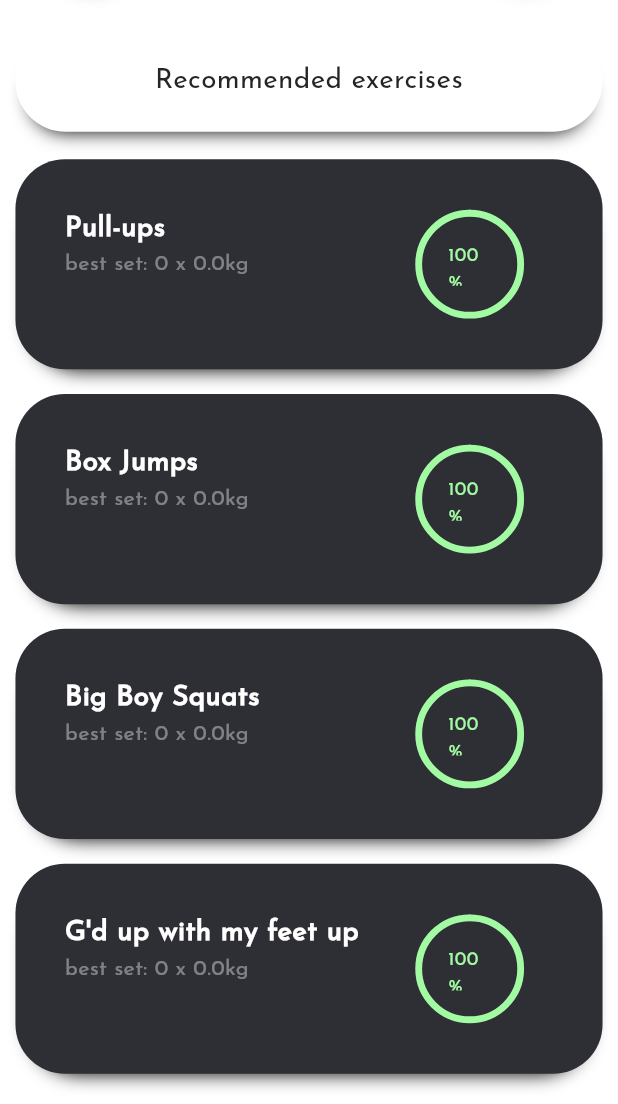
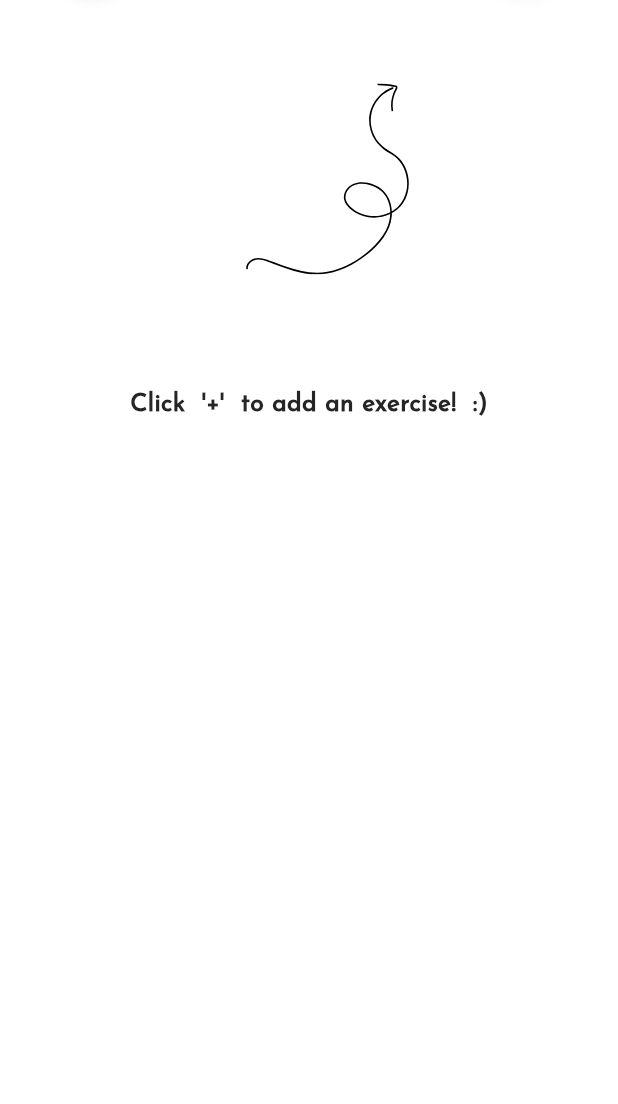
Before and after one commit to badbryany/Flexify, a Flutter app: the screen it shows after launch, scrolled down 114 dp, after a tap on "Start Workout:", on a phone screen of 412 x 824 dp, the part 132-1236 px from its top. Run offline on Flutter 3.47's test engine with Material 3 defaults, Android fonts, the phone set to English and light mode, and no system bars; drawn by our look-alikes of google_nav_bar; our stand-ins replace fl_chart, flutter_svg, page_transition, sqflite; accounts and stored records are empty.

Commit message:
changed a some small designs and musclerecovery bug fixed

```diff
--- a/lib/pages/workout/exercisesPage/exercisesPage.dart
+++ b/lib/pages/workout/exercisesPage/exercisesPage.dart
@@ -7,6 +7,7 @@ import 'package:flexify/data/exerciseModels.dart';
 import 'package:flexify/data/dummyExercises.dart' as dummyExercises;
 import 'package:flexify/data/globalVariables.dart' as global;
 import 'package:page_transition/page_transition.dart';
+import 'package:flutter_svg/flutter_svg.dart';
 
 class ExercisesPage extends StatefulWidget {
   const ExercisesPage({
@@ -22,8 +23,6 @@ class ExercisesPage extends StatefulWidget {
 
 class _ExercisesPageState extends State<ExercisesPage> {
   List<Exercise> exercises = [];
-  List<Exercise> exerciseRecommendations =
-      List.from(dummyExercises.dummyRecommendedExercises);
 
   List<Exercise> searchRecommendations = List.from(dummyExercises.gymExercises);
 
@@ -63,7 +62,7 @@ class _ExercisesPageState extends State<ExercisesPage> {
 
   @override
   Widget build(BuildContext context) {
-    var animSearchBar = AnimSearchBar(
+    Widget animSearchBar = AnimSearchBar(
       color: Theme.of(context).scaffoldBackgroundColor,
       helpText: 'Add exercise',
       width:
@@ -165,31 +164,67 @@ class _ExercisesPageState extends State<ExercisesPage> {
                   ],
                 ),
               ),
-              _searchBarOpen == 0
-                  ? AnimatedContainer(
-                      duration: global.standardAnimationDuration,
-                      child: Column(
+              AnimatedSwitcher(
+                duration: Duration(seconds: 3),
+                key: ValueKey(_searchBarOpen),
+                transitionBuilder: (child, animation) => ScaleTransition(
+                  scale: animation,
+                  child: child,
+                ),
+                child: _searchBarOpen == 0
+                    ? Column(
+                        key: ValueKey(_searchBarOpen),
                         children: [
-                          const Heading(title: 'Recommended exercises'),
-                          ...exerciseRecommendations.map(
-                            (e) => ExerciseButton(
-                              exercise: e,
-                              reload: getData,
-                              sets: sets,
+                          ...(exercises.isEmpty
+                              ? [
+                                  Column(
+                                    children: [
+                                      Padding(
+                                        padding: EdgeInsets.only(
+                                          right: MediaQuery.of(context)
+                                                  .size
+                                                  .width *
+                                              0.1,
+                                        ),
+                                        child: SvgPicture.asset(
+                                            'assets/Squiggly Arrow.svg',
+                                            width: MediaQuery.of(context)
+                                                    .size
+                                                    .width *
+                                                0.8,
+                                            height: MediaQuery.of(context)
+                                                    .size
+                                                    .width *
+                                                0.6),
+                                      ),
+                                    ],
+                                  ),
+                                  Center(
+                                    child: Text(
+                                      'Click  \'+\'  to add an exercise!  :)',
+                                      style: TextStyle(
+                                        fontWeight: FontWeight.bold,
+                                        fontSize:
+                                            MediaQuery.of(context).size.width *
+                                                0.04,
                                       ),
                                     ),
-                          const Heading(title: 'Other exercises'),
+                                  )
+                                ]
+                              : [
+                                  const Heading(title: 'your exercises'),
                                   ...exercises.map(
                                     (e) => ExerciseButton(
                                       exercise: e,
                                       reload: getData,
                                       sets: sets,
                                     ),
-                          ),
+                                  )
+                                ]),
                         ],
-                      ),
                       )
                     : Column(
+                        key: ValueKey(_searchBarOpen),
                         children: [
                           SizedBox(
                             width: MediaQuery.of(context).size.width *
@@ -223,7 +258,8 @@ class _ExercisesPageState extends State<ExercisesPage> {
                                                   searchRecommendations[index]
                                                       .name),
                                           exerciseName:
-                                            searchRecommendations[index].name),
+                                              searchRecommendations[index]
+                                                  .name),
                                       type: PageTransitionType.rightToLeft,
                                     ),
                                   );
@@ -233,6 +269,7 @@ class _ExercisesPageState extends State<ExercisesPage> {
                           ),
                         ],
                       ),
+              ),
             ],
           ),
         ),
--- a/lib/pages/workout/exercisesPage/widgets/Heading.dart
+++ b/lib/pages/workout/exercisesPage/widgets/Heading.dart
@@ -18,15 +18,8 @@ class Heading extends StatelessWidget {
       width: MediaQuery.of(context).size.width * global.containerWidthFactor,
       decoration: BoxDecoration(
         color: Theme.of(context).scaffoldBackgroundColor,
-        borderRadius: BorderRadius.circular(global.borderRadius),
-        boxShadow: [
-          BoxShadow(
-            color: Theme.of(context).focusColor,
-            spreadRadius: -10.0,
-            blurRadius: 10.0,
-            offset: const Offset(0, 10.0),
-          )
-        ],
+        borderRadius: BorderRadius.circular(global.borderRadius - 10),
+        boxShadow: [global.lightShadow],
       ),
       child: Text(
         title,
--- a/lib/pages/workout/exercisesPage/widgets/exerciseButton.dart
+++ b/lib/pages/workout/exercisesPage/widgets/exerciseButton.dart
@@ -89,6 +89,7 @@ class _ExerciseButtonState extends State<ExerciseButton> {
         duration: const Duration(milliseconds: 150),
         alignment:
             thresholdReached ? Alignment.centerLeft : Alignment.centerRight,
+        margin: EdgeInsets.all(MediaQuery.of(context).size.width * 0.02),
         padding: thresholdReached
             ? EdgeInsets.only(
                 left: max(
@@ -176,20 +177,12 @@ class _ExerciseButtonState extends State<ExerciseButton> {
             width:
                 MediaQuery.of(context).size.width * global.containerWidthFactor,
             height: MediaQuery.of(context).size.width * 0.34,
+            margin: EdgeInsets.all(MediaQuery.of(context).size.width * 0.02),
             padding: EdgeInsets.all(MediaQuery.of(context).size.width * 0.08),
-            margin: EdgeInsets.all(MediaQuery.of(context).size.width * 0.02),
             decoration: BoxDecoration(
-              borderRadius: BorderRadius.circular(
-                  MediaQuery.of(context).size.width * 0.08),
+              borderRadius: BorderRadius.circular(global.borderRadius),
               color: Theme.of(context).colorScheme.background,
-              boxShadow: [
-                BoxShadow(
-                  color: Theme.of(context).focusColor,
-                  spreadRadius: -10.0,
-                  blurRadius: 10.0,
-                  offset: const Offset(0, 10.0),
-                )
-              ],
+              boxShadow: [global.darkShadow],
             ),
             child: Row(
               mainAxisAlignment: MainAxisAlignment.spaceBetween,
@@ -204,7 +197,7 @@ class _ExerciseButtonState extends State<ExerciseButton> {
                         name,
                         style: TextStyle(
                           color: Theme.of(context).scaffoldBackgroundColor,
-                          fontSize: MediaQuery.of(context).size.width * 0.045,
+                          fontSize: MediaQuery.of(context).size.width * 0.05,
                           fontWeight: FontWeight.bold,
                         ),
                       ),
@@ -239,8 +232,8 @@ class _ExerciseButtonState extends State<ExerciseButton> {
                       right: MediaQuery.of(context).size.width * 0.1),
                   child: Center(
                     child: SizedBox(
-                      width: MediaQuery.of(context).size.width * 0.07,
-                      height: MediaQuery.of(context).size.width * 0.07,
+                      width: MediaQuery.of(context).size.width * 0.08,
+                      height: MediaQuery.of(context).size.width * 0.08,
                       child: MuscleCooldown(
                         sets: widget.sets,
                       ),
--- a/lib/pages/workout/exercisesPage/widgets/muscleCooldown.dart
+++ b/lib/pages/workout/exercisesPage/widgets/muscleCooldown.dart
@@ -22,6 +22,10 @@ class MuscleCooldown extends StatelessWidget {
 
     recoverValue =
         (sets.last.date.difference(DateTime.now()).inHours).abs() / 72;
+
+    if (recoverValue > 1) {
+      recoverValue = 1;
+    }
 
     /*
 
```
Lines whose indentation alone changed are shown as unchanged.
